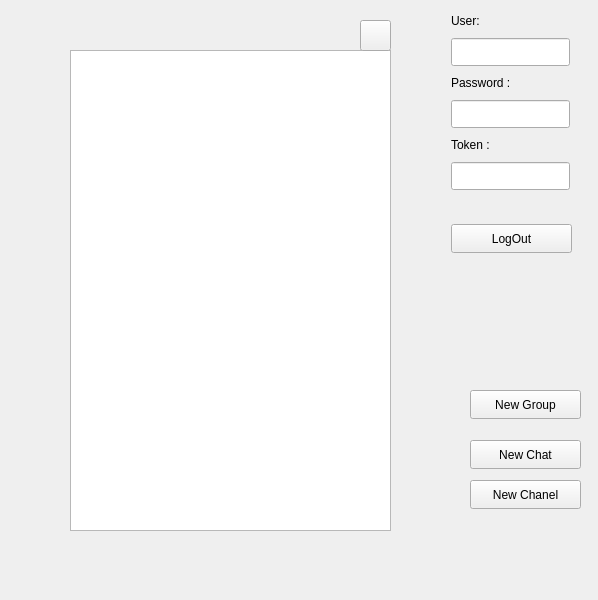
Above: mainwindow.ui from borhanem/Messenger_Void_13 before the change. Below: the same form after it.
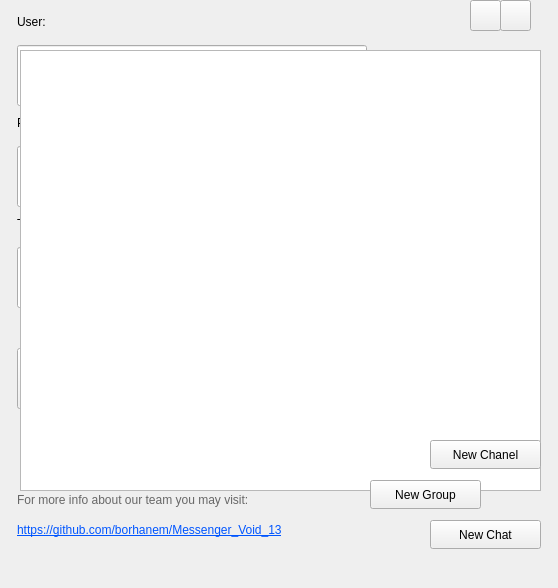
That is the form after the change. Icons and pictures are not drawn.

The edit to the form file:
```diff
--- a/mainwindow.ui
+++ b/mainwindow.ui
@@ -6,8 +6,8 @@
    <rect>
     <x>0</x>
     <y>0</y>
-    <width>598</width>
-    <height>600</height>
+    <width>558</width>
+    <height>588</height>
    </rect>
   </property>
   <property name="maximumSize">
@@ -26,10 +26,10 @@
    <widget class="QLineEdit" name="user_led">
     <property name="geometry">
      <rect>
-      <x>451</x>
-      <y>38</y>
-      <width>119</width>
-      <height>28</height>
+      <x>17</x>
+      <y>45</y>
+      <width>350</width>
+      <height>61</height>
      </rect>
     </property>
     <property name="styleSheet">
@@ -39,8 +39,8 @@
    <widget class="QLabel" name="user_lbl">
     <property name="geometry">
      <rect>
-      <x>451</x>
-      <y>11</y>
+      <x>17</x>
+      <y>12</y>
       <width>52</width>
       <height>20</height>
      </rect>
@@ -55,8 +55,8 @@
    <widget class="QLabel" name="label">
     <property name="geometry">
      <rect>
-      <x>451</x>
-      <y>73</y>
+      <x>17</x>
+      <y>113</y>
       <width>68</width>
       <height>20</height>
      </rect>
@@ -71,10 +71,10 @@
    <widget class="QLineEdit" name="pass_led">
     <property name="geometry">
      <rect>
-      <x>451</x>
-      <y>100</y>
-      <width>119</width>
-      <height>28</height>
+      <x>17</x>
+      <y>146</y>
+      <width>350</width>
+      <height>61</height>
      </rect>
     </property>
     <property name="styleSheet">
@@ -84,8 +84,8 @@
    <widget class="QLabel" name="token_lbl">
     <property name="geometry">
      <rect>
-      <x>451</x>
-      <y>135</y>
+      <x>17</x>
+      <y>214</y>
       <width>46</width>
       <height>20</height>
      </rect>
@@ -100,10 +100,10 @@
    <widget class="QLineEdit" name="token_led">
     <property name="geometry">
      <rect>
-      <x>451</x>
-      <y>162</y>
-      <width>119</width>
-      <height>28</height>
+      <x>17</x>
+      <y>247</y>
+      <width>350</width>
+      <height>61</height>
      </rect>
     </property>
     <property name="styleSheet">
@@ -113,10 +113,10 @@
    <widget class="QPushButton" name="logout_pbn">
     <property name="geometry">
      <rect>
-      <x>451</x>
-      <y>224</y>
-      <width>121</width>
-      <height>29</height>
+      <x>17</x>
+      <y>348</y>
+      <width>350</width>
+      <height>61</height>
      </rect>
     </property>
     <property name="styleSheet">
@@ -129,18 +129,22 @@
    <widget class="QListWidget" name="chats_listWidget">
     <property name="geometry">
      <rect>
-      <x>70</x>
+      <x>20</x>
       <y>50</y>
-      <width>321</width>
-      <height>481</height>
+      <width>521</width>
+      <height>441</height>
      </rect>
     </property>
+    <property name="styleSheet">
+     <string notr="true">
+font: 12pt &quot;8514oem&quot;;</string>
+    </property>
    </widget>
    <widget class="QToolButton" name="toolButton">
     <property name="geometry">
      <rect>
-      <x>360</x>
-      <y>20</y>
+      <x>470</x>
+      <y>0</y>
       <width>31</width>
       <height>31</height>
      </rect>
@@ -155,10 +159,10 @@
    <widget class="QPushButton" name="Theme_2_pbn">
     <property name="geometry">
      <rect>
-      <x>482</x>
-      <y>290</y>
-      <width>24</width>
-      <height>21</height>
+      <x>450</x>
+      <y>146</y>
+      <width>91</width>
+      <height>61</height>
      </rect>
     </property>
     <property name="styleSheet">
@@ -174,9 +178,9 @@
     <property name="geometry">
      <rect>
       <x>450</x>
-      <y>290</y>
-      <width>25</width>
-      <height>21</height>
+      <y>45</y>
+      <width>91</width>
+      <height>61</height>
      </rect>
     </property>
     <property name="styleSheet">
@@ -192,10 +196,10 @@
    <widget class="QPushButton" name="pushButton">
     <property name="geometry">
      <rect>
-      <x>513</x>
-      <y>290</y>
-      <width>25</width>
-      <height>21</height>
+      <x>450</x>
+      <y>247</y>
+      <width>91</width>
+      <height>61</height>
      </rect>
     </property>
     <property name="styleSheet">
@@ -210,10 +214,10 @@
    <widget class="QPushButton" name="Theme_3_pbn">
     <property name="geometry">
      <rect>
-      <x>545</x>
-      <y>290</y>
-      <width>24</width>
-      <height>21</height>
+      <x>450</x>
+      <y>348</y>
+      <width>91</width>
+      <height>61</height>
      </rect>
     </property>
     <property name="styleSheet">
@@ -228,8 +232,8 @@
    <widget class="QPushButton" name="createGroup_pbn">
     <property name="geometry">
      <rect>
-      <x>470</x>
-      <y>390</y>
+      <x>370</x>
+      <y>480</y>
       <width>111</width>
       <height>29</height>
      </rect>
@@ -241,8 +245,8 @@
    <widget class="QToolButton" name="Exit_pbn">
     <property name="geometry">
      <rect>
-      <x>10</x>
-      <y>10</y>
+      <x>530</x>
+      <y>0</y>
       <width>31</width>
       <height>31</height>
      </rect>
@@ -258,8 +262,8 @@
    <widget class="QPushButton" name="newchat_pbn">
     <property name="geometry">
      <rect>
-      <x>470</x>
-      <y>440</y>
+      <x>430</x>
+      <y>520</y>
       <width>111</width>
       <height>29</height>
      </rect>
@@ -271,8 +275,8 @@
    <widget class="QPushButton" name="newchannel_pbn">
     <property name="geometry">
      <rect>
-      <x>470</x>
-      <y>480</y>
+      <x>430</x>
+      <y>440</y>
       <width>111</width>
       <height>29</height>
      </rect>
@@ -281,6 +285,58 @@
      <string>New Chanel</string>
     </property>
    </widget>
+   <widget class="QToolButton" name="Add_tbn">
+    <property name="geometry">
+     <rect>
+      <x>500</x>
+      <y>0</y>
+      <width>31</width>
+      <height>31</height>
+     </rect>
+    </property>
+    <property name="styleSheet">
+     <string notr="true"/>
+    </property>
+    <property name="text">
+     <string/>
+    </property>
+   </widget>
+   <widget class="QLabel" name="repository_info_lbl">
+    <property name="geometry">
+     <rect>
+      <x>17</x>
+      <y>490</y>
+      <width>300</width>
+      <height>20</height>
+     </rect>
+    </property>
+    <property name="styleSheet">
+     <string notr="true">color: rgb(103, 103, 103);
+
+</string>
+    </property>
+    <property name="text">
+     <string>For more info about our team you may visit: </string>
+    </property>
+   </widget>
+   <widget class="QLabel" name="repository_link_lbl">
+    <property name="geometry">
+     <rect>
+      <x>17</x>
+      <y>520</y>
+      <width>400</width>
+      <height>20</height>
+     </rect>
+    </property>
+    <property name="styleSheet">
+     <string notr="true">font: 700 italic 9pt &quot;Segoe UI&quot;;
+text-decoration: underline;
+color: rgb(0, 85, 255);</string>
+    </property>
+    <property name="text">
+     <string>https://github.com/borhanem/Messenger_Void_13</string>
+    </property>
+   </widget>
   </widget>
   <widget class="QMenuBar" name="menubar">
    <property name="geometry">
```
Left out of the diff: 37 changed lines with no effect on the pictures.
